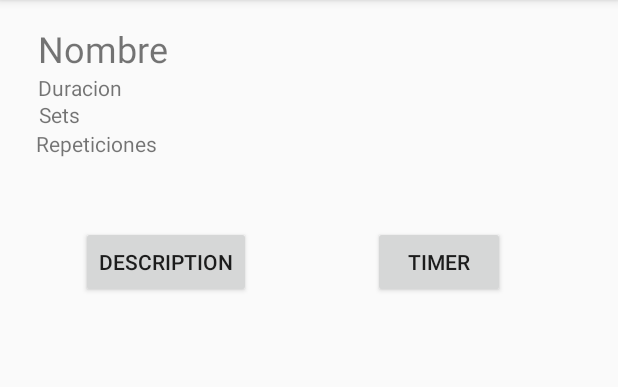
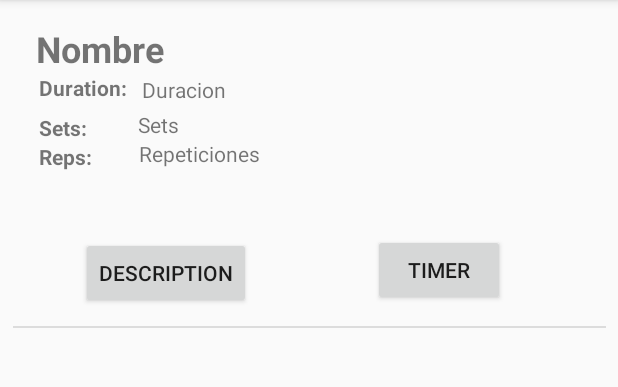
Before and after one commit to emamex98/MobileDevProject, an Android app: the ExerciseActivity screen opened directly, with no data from a screen before it, on a phone screen of 412 x 824 dp, the part 84-471 px from its top. Run offline under Robolectric (Android 15) with nearby library versions, the phone set to English and light mode, and no system bars; our stand-ins replace Firebase (no records; nobody signed in at launch, a user with empty details on screens opened directly); 6 statements that could not run were skipped.

Commit message:
Check exercises as done, minor GUI improvemrnt.

```diff
--- a/RightTime/app/src/main/java/xyz/nuel/righttime/HomeActivity.java
+++ b/RightTime/app/src/main/java/xyz/nuel/righttime/HomeActivity.java
@@ -70,7 +70,7 @@ public class HomeActivity extends AppCompatActivity implements
                 txtScore.setText("Score: " + score);
                 long level = Math.round(Math.floor(Integer.parseInt(score)/10));
                 txtLevel.setText("Level: " + level);
-                pg.setProgress(((int)level * 10)%100);
+                pg.setProgress(((int)level * 10)%101);
             }
 
             @Override
--- a/RightTime/app/src/main/res/layout/activity_exercise.xml
+++ b/RightTime/app/src/main/res/layout/activity_exercise.xml
@@ -11,41 +11,80 @@
         android:id="@+id/name"
         android:layout_width="wrap_content"
         android:layout_height="wrap_content"
+        android:layout_marginStart="24dp"
+        android:layout_marginLeft="24dp"
         android:layout_marginTop="16dp"
         android:text="Nombre"
         android:textSize="24sp"
-        app:layout_constraintStart_toStartOf="@+id/duration"
+        android:textStyle="bold"
+        app:layout_constraintStart_toStartOf="parent"
         app:layout_constraintTop_toTopOf="parent" />
 
     <TextView
         android:id="@+id/duration"
         android:layout_width="wrap_content"
         android:layout_height="wrap_content"
+        android:layout_marginStart="10dp"
+        android:layout_marginLeft="10dp"
+        android:layout_marginTop="1dp"
         android:text="Duracion"
-        app:layout_constraintEnd_toEndOf="@+id/sets"
-        app:layout_constraintStart_toEndOf="@+id/sets"
+        app:layout_constraintStart_toEndOf="@+id/duration2"
+        app:layout_constraintTop_toBottomOf="@+id/name" />
+
+    <TextView
+        android:id="@+id/duration2"
+        android:layout_width="wrap_content"
+        android:layout_height="wrap_content"
+        android:layout_marginStart="26dp"
+        android:layout_marginLeft="26dp"
+        android:text="Duration:"
+        android:textStyle="bold"
+        app:layout_constraintStart_toStartOf="parent"
         app:layout_constraintTop_toBottomOf="@+id/name" />
 
     <TextView
         android:id="@+id/sets"
         android:layout_width="wrap_content"
         android:layout_height="wrap_content"
-        android:layout_marginStart="2dp"
-        android:layout_marginLeft="2dp"
+        android:layout_marginStart="34dp"
+        android:layout_marginLeft="34dp"
+        android:layout_marginTop="4dp"
         android:text="Sets"
-        app:layout_constraintBottom_toTopOf="@+id/repetitions"
-        app:layout_constraintStart_toStartOf="@+id/repetitions" />
+        app:layout_constraintStart_toEndOf="@+id/sets2"
+        app:layout_constraintTop_toBottomOf="@+id/duration" />
+
+    <TextView
+        android:id="@+id/sets2"
+        android:layout_width="wrap_content"
+        android:layout_height="wrap_content"
+        android:layout_marginStart="26dp"
+        android:layout_marginLeft="26dp"
+        android:layout_marginTop="7dp"
+        android:text="Sets:"
+        android:textStyle="bold"
+        app:layout_constraintStart_toStartOf="parent"
+        app:layout_constraintTop_toBottomOf="@+id/duration2" />
 
     <TextView
         android:id="@+id/repetitions"
         android:layout_width="wrap_content"
         android:layout_height="wrap_content"
-        android:layout_marginStart="24dp"
-        android:layout_marginLeft="24dp"
-        android:layout_marginTop="18dp"
+        android:layout_marginStart="31dp"
+        android:layout_marginLeft="31dp"
         android:text="Repeticiones"
+        app:layout_constraintStart_toEndOf="@+id/repetitions2"
+        app:layout_constraintTop_toBottomOf="@+id/sets" />
+
+    <TextView
+        android:id="@+id/repetitions2"
+        android:layout_width="wrap_content"
+        android:layout_height="wrap_content"
+        android:layout_marginStart="26dp"
+        android:layout_marginLeft="26dp"
+        android:text="Reps:"
+        android:textStyle="bold"
         app:layout_constraintStart_toStartOf="parent"
-        app:layout_constraintTop_toBottomOf="@+id/duration" />
+        app:layout_constraintTop_toBottomOf="@+id/sets2" />
 
     <RelativeLayout
         android:id="@+id/container"
@@ -68,23 +107,38 @@
         android:id="@+id/desButton"
         android:layout_width="wrap_content"
         android:layout_height="wrap_content"
-        android:layout_marginStart="46dp"
-        android:layout_marginLeft="46dp"
-        android:layout_marginTop="45dp"
+        android:layout_marginStart="54dp"
+        android:layout_marginLeft="54dp"
+        android:layout_marginTop="44dp"
         android:onClick="loadDescription"
         android:text="Description"
-        app:layout_constraintStart_toStartOf="@+id/container"
-        app:layout_constraintTop_toBottomOf="@+id/repetitions" />
+        app:layout_constraintStart_toStartOf="parent"
+        app:layout_constraintTop_toBottomOf="@+id/repetitions2" />
 
     <Button
         android:id="@+id/timerButton"
         android:layout_width="wrap_content"
         android:layout_height="wrap_content"
-        android:layout_marginEnd="67dp"
-        android:layout_marginRight="67dp"
-        android:layout_marginBottom="29dp"
+        android:layout_marginStart="81dp"
+        android:layout_marginLeft="81dp"
+        android:layout_marginTop="156dp"
         android:onClick="loadNotes"
         android:text="Timer"
-        app:layout_constraintBottom_toTopOf="@+id/container"
-        app:layout_constraintEnd_toEndOf="@+id/container" />
+        app:layout_constraintStart_toEndOf="@+id/desButton"
+        app:layout_constraintTop_toTopOf="parent" />
+
+    <View
+        android:id="@+id/divider"
+        android:layout_width="395dp"
+        android:layout_height="1dp"
+        android:layout_marginStart="8dp"
+        android:layout_marginLeft="8dp"
+        android:layout_marginTop="11dp"
+        android:layout_marginEnd="8dp"
+        android:layout_marginRight="8dp"
+        android:background="?android:attr/listDivider"
+        android:visibility="visible"
+        app:layout_constraintEnd_toEndOf="parent"
+        app:layout_constraintStart_toStartOf="parent"
+        app:layout_constraintTop_toBottomOf="@+id/desButton" />
 </android.support.constraint.ConstraintLayout>
```
Also changed, not shown: RightTime/app/src/main/java/xyz/nuel/righttime/ExerciseActivity.java (+8 -1 lines), RightTime/app/src/main/java/xyz/nuel/righttime/ExerciseAdapter.java (+17 -0 lines), RightTime/app/src/main/java/xyz/nuel/righttime/RoutineDetailActivity.java (+20 -2 lines), RightTime/app/src/main/res/layout/fragment_exercise.xml (+8 -5 lines), RightTime/app/src/main/res/layout/fragment_notes.xml (+24 -6 lines).
